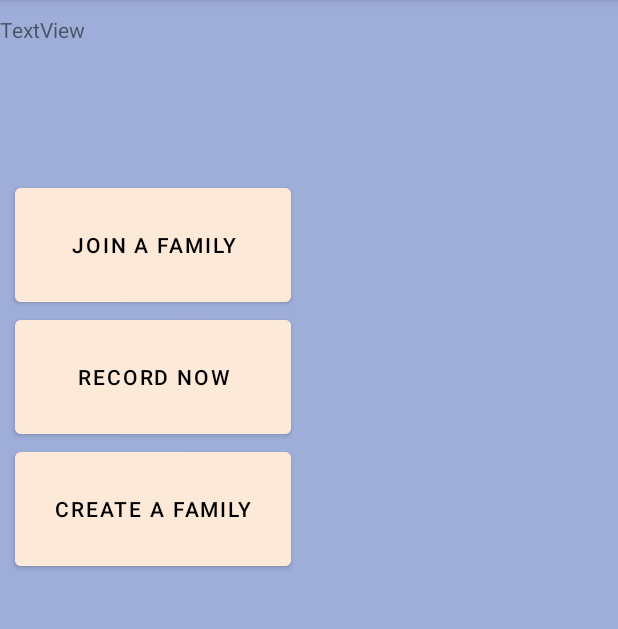
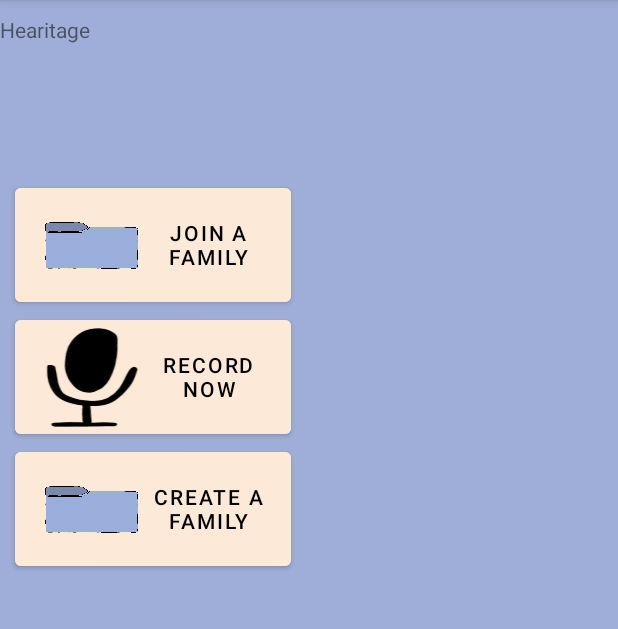
Before and after one commit to rileyharn/Audio, an Android app: the screen it shows after launch (User_Profile), on a phone screen of 412 x 824 dp, the part 84-713 px from its top. Run offline under Robolectric (Android 15) with nearby library versions, the phone set to English and light mode, and no system bars; 2 statements that could not run were skipped.

Commit message:
Changed the colors of this page. Also, added icons.

```diff
--- a/app/src/main/res/layout/userprofile.xml
+++ b/app/src/main/res/layout/userprofile.xml
@@ -16,8 +16,18 @@
             android:id="@+id/textView2"
             android:layout_width="match_parent"
             android:layout_height="wrap_content"
-            android:text="TextView"
+            android:text="Hearitage"
             android:translationY="10dp" />
+
+        <!--<ImageView
+<!-            android:id="@+id/imageView"-->
+        <!--            android:layout_width="match_parent"-->
+        <!--            android:layout_height="wrap_content"-->
+        <!--            android:scaleX=".2"-->
+        <!--            android:scaleY=".2"-->
+        <!--            android:translationX="-50dp"-->
+        <!--            android:translationY="-350dp"-->
+        <!--          />/  app:srcCompat="@drawable/foldericon" />-->
 
         <Button
             android:id="@+id/button5"
@@ -27,37 +37,46 @@
             android:text="@string/JoinAFamily"
             android:textColor="@color/black"
             android:translationX="10dp"
-            android:translationY="100dp" />
-
-        <!--<ImageView
-<!-            android:id="@+id/imageView"-->
-<!--            android:layout_width="match_parent"-->
-<!--            android:layout_height="wrap_content"-->
-<!--            android:scaleX=".2"-->
-<!--            android:scaleY=".2"-->
-<!--            android:translationX="-50dp"-->
-<!--            android:translationY="-350dp"-->
-<!--          />/  app:srcCompat="@drawable/foldericon" />-->
+            android:translationY="100dp"
+            app:icon="@drawable/foldericon"
+            app:iconGravity="start"
+            app:iconPadding="4dp"
+            app:iconSize="70dp"
+            app:iconTint="@android:color/transparent"
+            app:iconTintMode="src_over" />
 
         <Button
-            android:id="@+id/button"
+            android:id="@+id/button2"
             android:layout_width="184dp"
             android:layout_height="88dp"
             android:backgroundTint="@color/palecolorforbuttons"
             android:text="@string/cickHereToGoToRecordingPage"
             android:textColor="@color/black"
             android:translationX="10dp"
-            android:translationY="100dp" />
+            android:translationY="100dp"
+            app:icon="@drawable/mic_icon"
+            app:iconGravity="start"
+            app:iconPadding="4dp"
+            app:iconSize="70dp"
+            app:iconTint="@android:color/transparent"
+            app:iconTintMode="src_over" />
 
         <Button
-            android:id="@+id/button4"
+            android:id="@+id/button3"
             android:layout_width="184dp"
             android:layout_height="88dp"
             android:backgroundTint="@color/palecolorforbuttons"
             android:text="@string/CreateAFamily"
             android:textColor="@color/black"
             android:translationX="10dp"
-            android:translationY="100dp" />
+            android:translationY="100dp"
+            app:icon="@drawable/foldericon"
+            app:iconGravity="start"
+            app:iconPadding="4dp"
+            app:iconSize="70dp"
+            app:iconTint="@android:color/transparent"
+            app:iconTintMode="src_over" />
+
 
     </LinearLayout>
 
```
